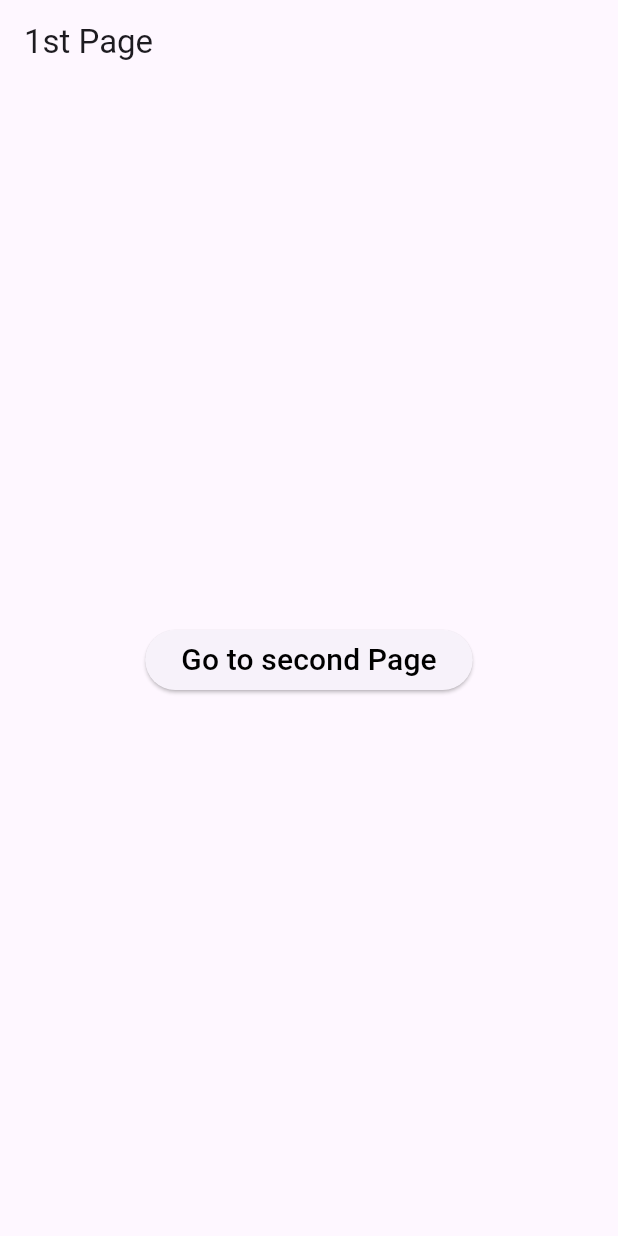
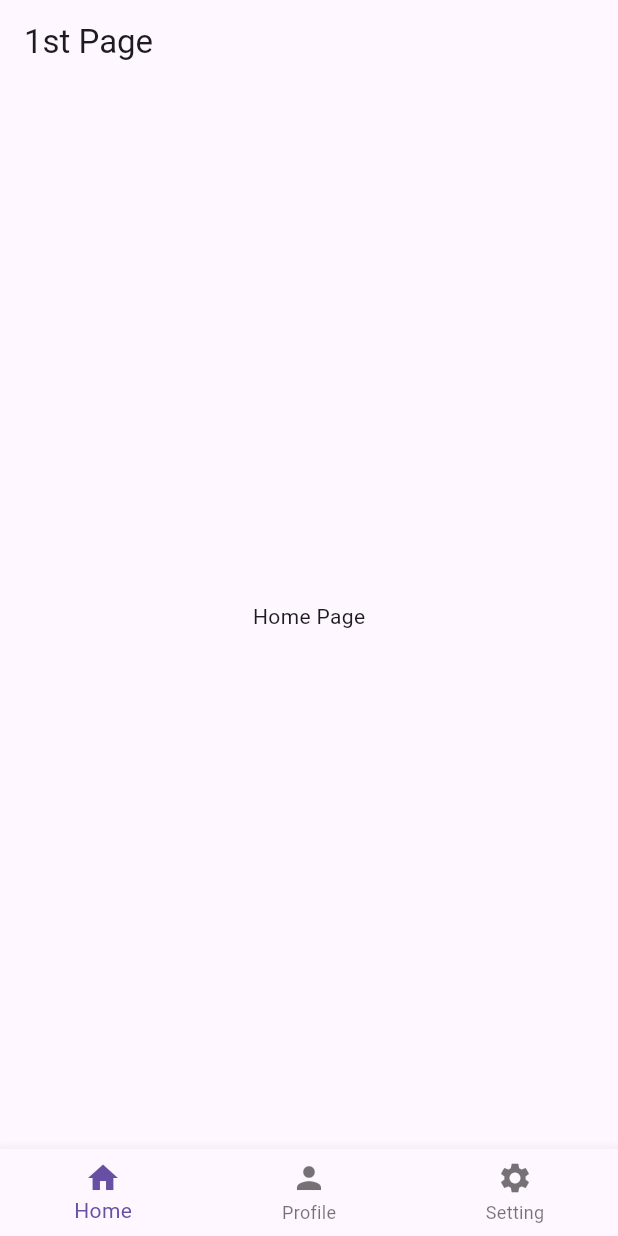
Before and after one commit to NemSothea/Flutter-Beginner-Course, a Flutter app: the screen it shows after launch, on a phone screen of 412 x 824 dp. Run offline on Flutter 3.47's test engine with Material 3 defaults, Android fonts, the phone set to English and light mode, and no system bars.

Commit message:
navigationBottomBar

```diff
--- a/FirstApp/flutter_application_1/lib/pages/first_page.dart
+++ b/FirstApp/flutter_application_1/lib/pages/first_page.dart
@@ -1,36 +1,60 @@
 import 'package:flutter/material.dart';
-// import 'package:flutter_application_1/pages/second_page.dart';
+import 'package:flutter_application_1/pages/home_page.dart';
+import 'package:flutter_application_1/pages/profile_page.dart';
+import 'package:flutter_application_1/pages/setting_page.dart';
 
-class FirstPage extends StatelessWidget{
-  const FirstPage({super.key});
+class FirstPage extends StatefulWidget{
+  FirstPage({super.key});
+
+  @override
+  State<FirstPage> createState() => _FirstPageState();
+}
+
+class _FirstPageState extends State<FirstPage> {
+
+  int _selectedIndex = 0;
+
+  void _navigationBottomBar(int index) {
+    setState(() {
+      _selectedIndex = index;
+    });
+  }
+
+  final List _pages = [
+    //Home page
+    HomePage(),
+    // Profile
+    ProfilePage(),
+    //Settting
+    SettingPage()
+  ];
 
   @override
   Widget build(BuildContext context) {
   return Scaffold(
-    appBar: AppBar(
-      title: Text("1st Page"),
-    ),
-    body: Center(
-      child: ElevatedButton(child: Text("Go to second Page",
-       style: TextStyle(
-        color: Colors.black,
-        fontSize: 20
-       ),
-      )
-      ,onPressed: () {
-        // Method of push original
-
-        // Navigator.push(context,MaterialPageRoute(
-        //   builder: (context) => SecondPage(),
-        // ));
-
-      // Method of push using route
-      Navigator.pushNamed(context, '/secondpage');
-
-
-      },),
-    ),
+        appBar: AppBar(title: Text("1st Page")),
+        body: _pages[_selectedIndex],
+        bottomNavigationBar:
+        BottomNavigationBar(
+          currentIndex: _selectedIndex,
+          onTap: _navigationBottomBar,
+          items: [
+          // Home
+            BottomNavigationBarItem(icon:
+            Icon(Icons.home),
+            label: 'Home',
+            ),
+          // Profile
+          BottomNavigationBarItem(icon:
+            Icon(Icons.person),
+            label: 'Profile',
+            ),
+          // Setting
+           BottomNavigationBarItem(icon:
+            Icon(Icons.settings),
+            label: 'Setting',
+            ),
+        ]),
   );
   }
-
 }
--- /dev/null
+++ b/FirstApp/flutter_application_1/lib/pages/home_page.dart
@@ -0,0 +1,15 @@
+import 'package:flutter/material.dart';
+
+class HomePage extends StatelessWidget{
+  const HomePage({super.key});
+
+ @override
+  Widget build(BuildContext context) {
+  return Scaffold(
+    body: Center(
+      child: Text("Home Page"),
+    ),
+    );
+  }
+
+}
```
Also changed, not shown: FirstApp/flutter_application_1/lib/pages/profile_page.dart (added, +10 -0 lines), FirstApp/flutter_application_1/lib/pages/setting_page.dart (added, +15 -0 lines).
